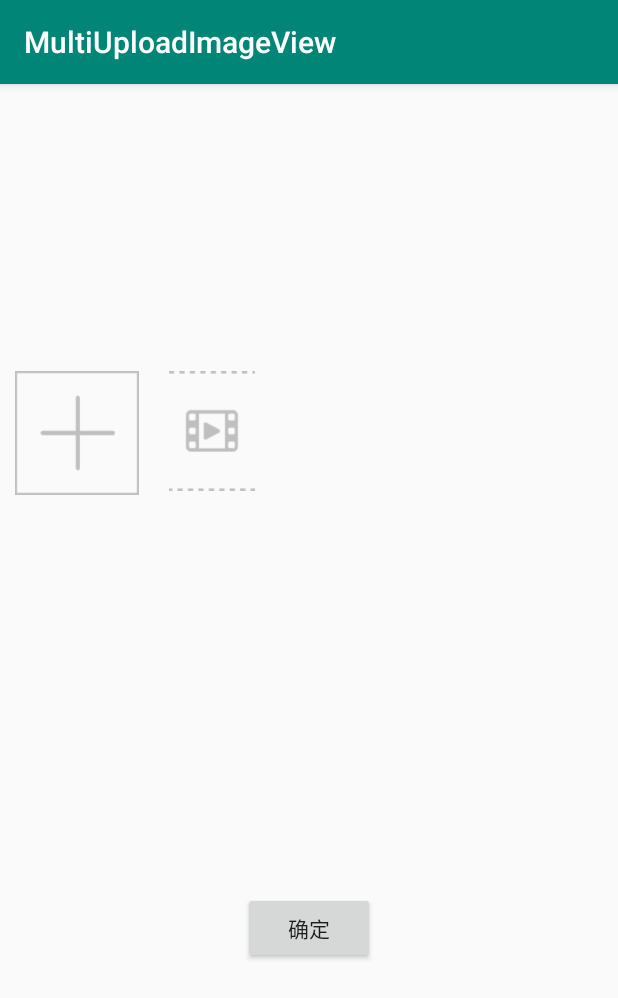
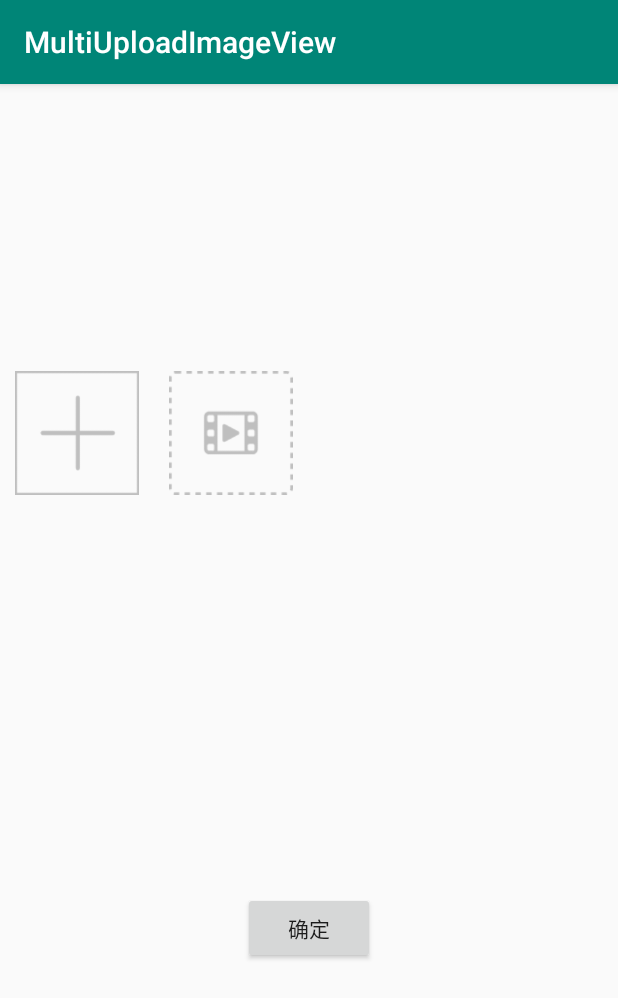
Before and after one commit to jingyongxuan666/MyView, an Android app: the screen it shows after launch (MainActivity), on a phone screen of 412 x 824 dp. Shown: the top 998 px of the screen. Run offline under Robolectric (Android 15) with nearby library versions, the phone set to English and light mode, and no system bars.

Commit message:
实现可动态创建

```diff
--- a/MultiChosenImageView/app/src/main/java/com/jyx/myimageview/MainActivity.java
+++ b/MultiChosenImageView/app/src/main/java/com/jyx/myimageview/MainActivity.java
@@ -27,42 +27,61 @@ import java.util.List;
 public class MainActivity extends AppCompatActivity {
     private static final int REQUEST_PERMISSION_CODE = 100;
 
-    private static final int REQUEST_CODE1 = 100;
-    private static final int REQUEST_CODE2 = 200;
-    private static final int REQUEST_CODE3 = 300;
-    private static final int REQUEST_CODE4 = 400;
+    private static final int REQUEST_CODE_IMAGE = 100;
+    private static final int REQUEST_CODE_VIDEO = 200;
 
     private Context mContext;
 
-    private MultiChosenImageView iv1;
+    private MultiChosenImageView ivImg;
+    private MultiChosenImageView ivVideo;
+    private LinearLayout llImgWrapper;
+
+    private LinearLayout.LayoutParams params;
 
     private Button button;
+
+    private List<File> imageFiles;
+
+
     @Override
     protected void onCreate(Bundle savedInstanceState) {
         super.onCreate(savedInstanceState);
         setContentView(R.layout.activity_main);
         mContext = this;
-        iv1 = findViewById(R.id.multiChosenImageView);
+        imageFiles = new ArrayList<>();
 
-        iv1.post(new Runnable() {
+        ivImg = findViewById(R.id.iv_img);
+        ivVideo = findViewById(R.id.iv_video);
+        llImgWrapper = findViewById(R.id.ll_img_wrapper);
+        button = findViewById(R.id.button);
+
+        ivImg.post(new Runnable() {
             @Override
             public void run() {
-                LinearLayout.LayoutParams params = new LinearLayout.LayoutParams(iv1.getWidth(),iv1.getWidth());
-                iv1.setLayoutParams(params);
+                params = new LinearLayout.LayoutParams(ivImg.getWidth(),ivImg.getWidth());
+                ivImg.setLayoutParams(params);
+                ivVideo.setLayoutParams(params);
             }
         });
 
 
-        button = findViewById(R.id.button);
+
         if (!checkPermission()){
             if (Build.VERSION.SDK_INT >= Build.VERSION_CODES.M) {
                 requestPermissions();
             }
         }
-        iv1.setOnClickListener(new View.OnClickListener() {
+        ivImg.setOnClickListener(new View.OnClickListener() {
             @Override
             public void onClick(View v) {
-                iv1.choseFile(REQUEST_CODE1);
+                ivImg.choseFile(REQUEST_CODE_IMAGE);
+            }
+        });
+
+        ivVideo.setOnClickListener(new View.OnClickListener() {
+            @Override
+            public void onClick(View v) {
+                ivVideo.choseFile(REQUEST_CODE_VIDEO);
             }
         });
 
@@ -71,7 +90,7 @@ public class MainActivity extends AppCompatActivity {
         button.setOnClickListener(new View.OnClickListener() {
             @Override
             public void onClick(View v) {
-                File file1 = iv1.getFile();
+                File file1 = ivImg.getFile();
             }
         });
 
@@ -149,17 +168,45 @@ public class MainActivity extends AppCompatActivity {
         super.onActivityResult(requestCode, resultCode, data);
         if(resultCode == RESULT_OK){
             switch (requestCode){
-                case REQUEST_CODE1:
-                    iv1.handleData(data);
+                case REQUEST_CODE_VIDEO:
+                    ivVideo.handleData(data);
                     break;
-                case REQUEST_CODE2:
-                    break;
-                case REQUEST_CODE3:
-                    break;
-                case REQUEST_CODE4:
+                case REQUEST_CODE_IMAGE:
+                    //创建新的view
+                    final MultiChosenImageView newImageView = new MultiChosenImageView(mContext);
+                    newImageView.setChoseType(MultiChosenImageView.CHOSE_TYPE_IMAGE)
+                            .setChoseFrom(MultiChosenImageView.CHOSE_FROM_GALLERY)
+                            .setDeletable(true)
+                            .setLimitedSize(10)
+                            .setOnImageClickListener(new View.OnClickListener() {
+                                @Override
+                                public void onClick(View v) {
+
+                                }
+                            }).setOnDeleteClickListener(new MultiChosenImageView.OnDeleteClickListener() {
+                                @Override
+                                public void deleteCallback(View view) {
+                                    llImgWrapper.removeView(newImageView);
+                                    if (newImageView.getFile() != null){
+                                        imageFiles.remove(newImageView.getFile());
+                                    }
+                                    if (imageFiles.size()<3){
+                                        ivImg.setVisibility(View.VISIBLE);
+                                    }
+                                }
+                            });
+                    newImageView.setLayoutParams(params);
+                    llImgWrapper.addView(newImageView);
+                    newImageView.handleData(data);
+                    imageFiles.add(newImageView.getFile());
+                    if (imageFiles.size() == 3) {
+                        ivImg.setVisibility(View.GONE);
+                    }
                     break;
             }
         }
 
     }
+
+
 }
--- a/MultiChosenImageView/app/src/main/res/layout/activity_main.xml
+++ b/MultiChosenImageView/app/src/main/res/layout/activity_main.xml
@@ -19,52 +19,34 @@
         app:layout_constraintEnd_toEndOf="parent"
         app:layout_constraintStart_toStartOf="parent"
         app:layout_constraintTop_toTopOf="parent">
+        <LinearLayout
+            android:id="@+id/ll_img_wrapper"
+            android:weightSum="3"
+            android:layout_width="wrap_content"
+            android:layout_height="wrap_content"
+            android:orientation="horizontal">
+
+        </LinearLayout>
 
         <com.jyx.myimageview.MultiChosenImageView
-            android:id="@+id/multiChosenImageView"
+            android:id="@+id/iv_img"
             android:layout_width="0dp"
             android:layout_height="100dp"
             android:layout_weight="1"
             app:choseFrom="gallery"
             app:choseType="image"
             app:deletable="true"
-            app:limitedSize="10"
-            app:shapeMode="equalsWidth"/>
+            app:limitedSize="10"/>
 
         <com.jyx.myimageview.MultiChosenImageView
-            android:id="@+id/multiChosenImageView1"
-            android:layout_width="0dp"
-            android:layout_height="100dp"
-            android:layout_weight="1"
-            app:choseFrom="camera"
-            app:choseType="image"
-            app:deletable="true"
-            android:visibility="gone"
-            app:limitedSize="10"
-            app:shapeMode="equalsWidth"/>
-
-        <com.jyx.myimageview.MultiChosenImageView
-            android:id="@+id/multiChosenImageView3"
-            android:layout_width="0dp"
-            android:layout_height="100dp"
-            android:layout_weight="1"
-            app:choseFrom="gallery"
-            app:choseType="image"
-            android:visibility="gone"
-            app:deletable="true"
-            app:limitedSize="10"
-            app:shapeMode="equalsWidth"/>
-
-        <com.jyx.myimageview.MultiChosenImageView
-            android:id="@+id/multiChosenImageView4"
+            android:id="@+id/iv_video"
             android:layout_width="0dp"
             android:layout_height="100dp"
             android:layout_weight="1"
             app:choseFrom="gallery"
             app:choseType="video"
             app:deletable="true"
-            app:limitedSize="300"
-            app:shapeMode="equalsWidth"/>
+            app:limitedSize="300"/>
 
     </LinearLayout>
 
--- a/MultiChosenImageView/app/src/main/res/values/attrs.xml
+++ b/MultiChosenImageView/app/src/main/res/values/attrs.xml
@@ -21,12 +21,6 @@
         <attr name="deletable" format="boolean"/>
         <!--默认‘上传图片’图片，默认自带-->
         <attr name="defaultImage" format="reference"/>
-        <!--边长模式，指定宽高，等宽正方形，等高正方形-->
-        <attr name="shapeMode" format="enum">
-            <enum name="normal" value="0"/>
-            <enum name="equalsWidth" value="1"/>
-            <enum name="equalsHeight" value="2"/>
-        </attr>
         <!--上传文件的大小限制，以Mb为单位-->
         <attr name="limitedSize" format="integer"/>
 
```
Also changed, not shown: MultiChosenImageView/app/src/main/java/com/jyx/myimageview/MultiChosenImageView.java (+34 -70 lines).
